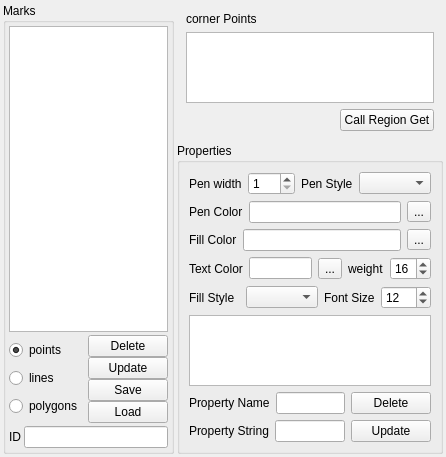
The window that qtvplugin_geomarker/qtvplugin_geomarker.ui (tgut/mercator.qtviewer) describes before a commit, drawn with Qt 5.
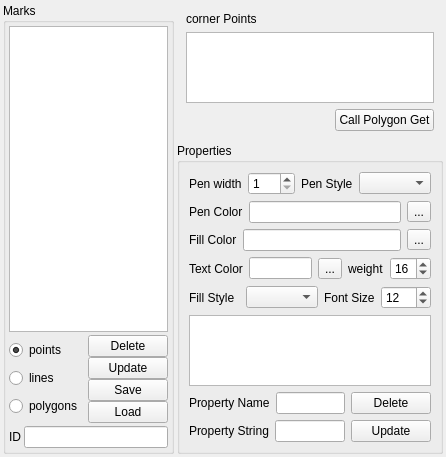
The same window after the commit. The open tabs and pages were chosen to show the change.

Commit message: 1. change "region" to "polygon". region is not a same type of concept as "point" and "line" 2. set 3 method, perpare for call_func.

Diff of the .ui file:
```diff
--- a/qtvplugin_geomarker/qtvplugin_geomarker.ui
+++ b/qtvplugin_geomarker/qtvplugin_geomarker.ui
@@ -383,7 +383,7 @@
            <item>
             <widget class="QPushButton" name="pushButton_getRegion">
              <property name="text">
-              <string>Call Region Get</string>
+              <string>Call Polygon Get</string>
              </property>
             </widget>
            </item>
```
Left out of the diff: 6 changed lines with no effect on the pictures. The commit also changes 15 other files.
